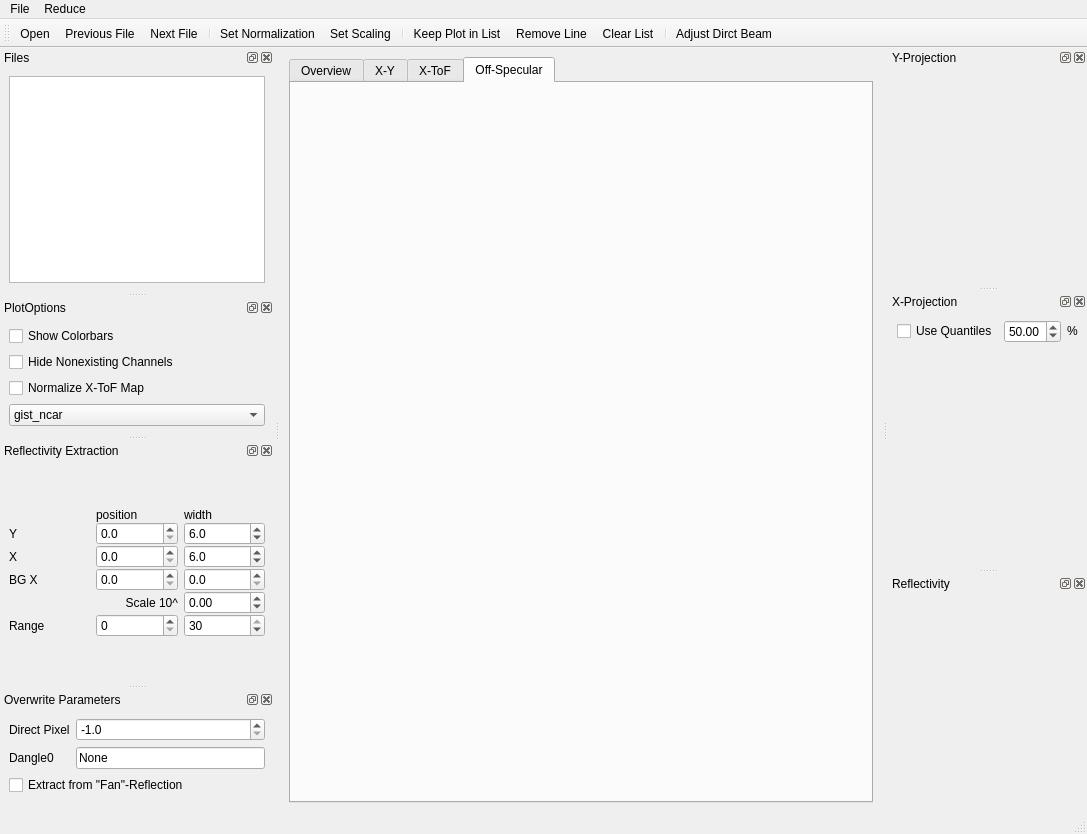
Qt form designer/main_window.ui (aglavic/quicknxs) before a commit.
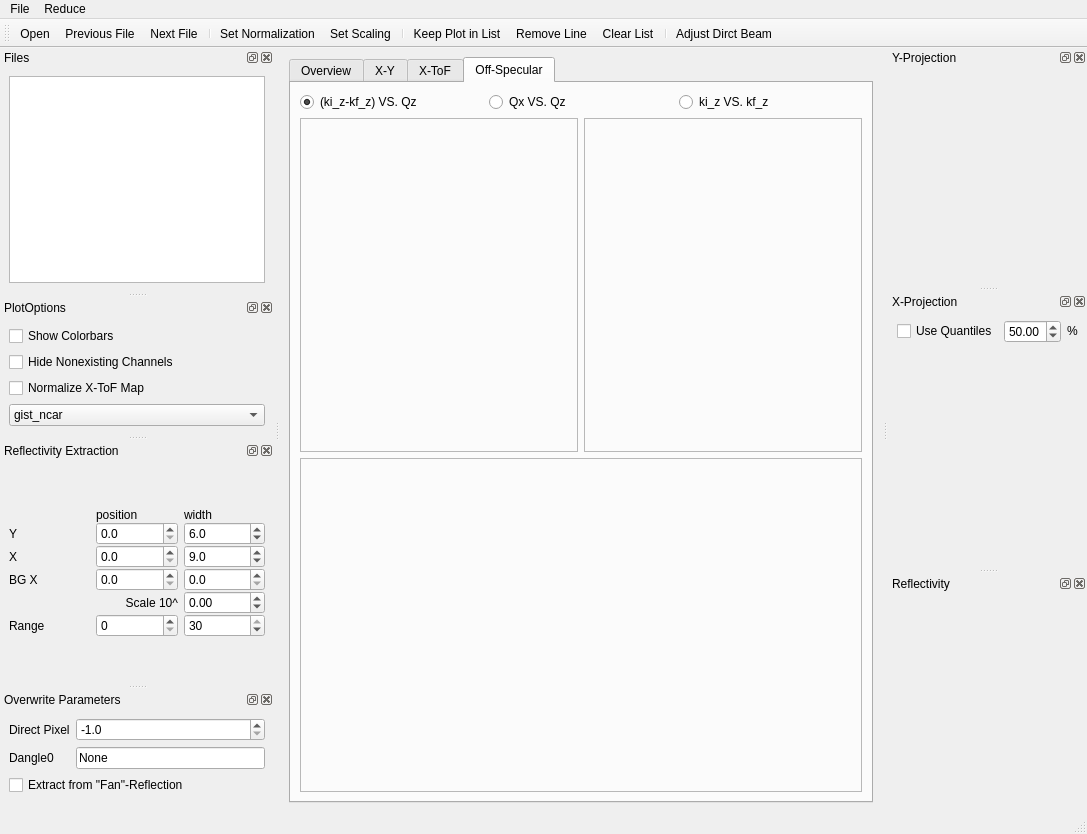
The same form after that commit. The open tabs and pages were chosen to show the change. Icons and pictures are not drawn. Custom widgets are drawn as their Qt base class.

Diff of the .ui file:
```diff
--- a/designer/main_window.ui
+++ b/designer/main_window.ui
@@ -679,9 +679,100 @@
        <attribute name="title">
         <string>Off-Specular</string>
        </attribute>
-       <layout class="QVBoxLayout" name="verticalLayout_14">
-        <item>
-         <widget class="MPLWidget" name="offspec" native="true"/>
+       <layout class="QGridLayout" name="gridLayout_5">
+        <item row="1" column="1">
+         <widget class="QFrame" name="frame_4">
+          <property name="sizePolicy">
+           <sizepolicy hsizetype="Expanding" vsizetype="Expanding">
+            <horstretch>0</horstretch>
+            <verstretch>0</verstretch>
+           </sizepolicy>
+          </property>
+          <property name="frameShape">
+           <enum>QFrame::StyledPanel</enum>
+          </property>
+          <property name="frameShadow">
+           <enum>QFrame::Raised</enum>
+          </property>
+          <layout class="QVBoxLayout" name="verticalLayout_15">
+           <item>
+            <widget class="MPLWidget" name="offspec_mm" native="true"/>
+           </item>
+          </layout>
+         </widget>
+        </item>
+        <item row="2" column="0" colspan="2">
+         <widget class="QFrame" name="frame_2">
+          <property name="sizePolicy">
+           <sizepolicy hsizetype="Expanding" vsizetype="Expanding">
+            <horstretch>0</horstretch>
+            <verstretch>0</verstretch>
+           </sizepolicy>
+          </property>
+          <property name="frameShape">
+           <enum>QFrame::StyledPanel</enum>
+          </property>
+          <property name="frameShadow">
+           <enum>QFrame::Raised</enum>
+          </property>
+          <layout class="QHBoxLayout" name="horizontalLayout_3">
+           <item>
+            <widget class="MPLWidget" name="offspec_pm" native="true"/>
+           </item>
+           <item>
+            <widget class="MPLWidget" name="offspec_mp" native="true"/>
+           </item>
+          </layout>
+         </widget>
+        </item>
+        <item row="1" column="0">
+         <widget class="QFrame" name="frame_3">
+          <property name="sizePolicy">
+           <sizepolicy hsizetype="Expanding" vsizetype="Expanding">
+            <horstretch>0</horstretch>
+            <verstretch>0</verstretch>
+           </sizepolicy>
+          </property>
+          <property name="frameShape">
+           <enum>QFrame::StyledPanel</enum>
+          </property>
+          <property name="frameShadow">
+           <enum>QFrame::Raised</enum>
+          </property>
+          <layout class="QVBoxLayout" name="verticalLayout_14">
+           <item>
+            <widget class="MPLWidget" name="offspec_pp" native="true"/>
+           </item>
+          </layout>
+         </widget>
+        </item>
+        <item row="0" column="0" colspan="2">
+         <layout class="QHBoxLayout" name="horizontalLayout_8">
+          <item>
+           <widget class="QRadioButton" name="kizmkfzVSqz">
+            <property name="text">
+             <string>(ki_z-kf_z) VS. Qz</string>
+            </property>
+            <property name="checked">
+             <bool>true</bool>
+            </property>
+           </widget>
+          </item>
+          <item>
+           <widget class="QRadioButton" name="qxVSqz">
+            <property name="text">
+             <string>Qx VS. Qz</string>
+            </property>
+           </widget>
+          </item>
+          <item>
+           <widget class="QRadioButton" name="kizVSkfz">
+            <property name="text">
+             <string>ki_z VS. kf_z</string>
+            </property>
+           </widget>
+          </item>
+         </layout>
         </item>
        </layout>
       </widget>
@@ -1002,7 +1093,7 @@
         <double>1.000000000000000</double>
        </property>
        <property name="value">
-        <double>6.000000000000000</double>
+        <double>9.000000000000000</double>
        </property>
       </widget>
      </item>
```
Left out of the diff: 56 changed lines with no effect on the pictures.
